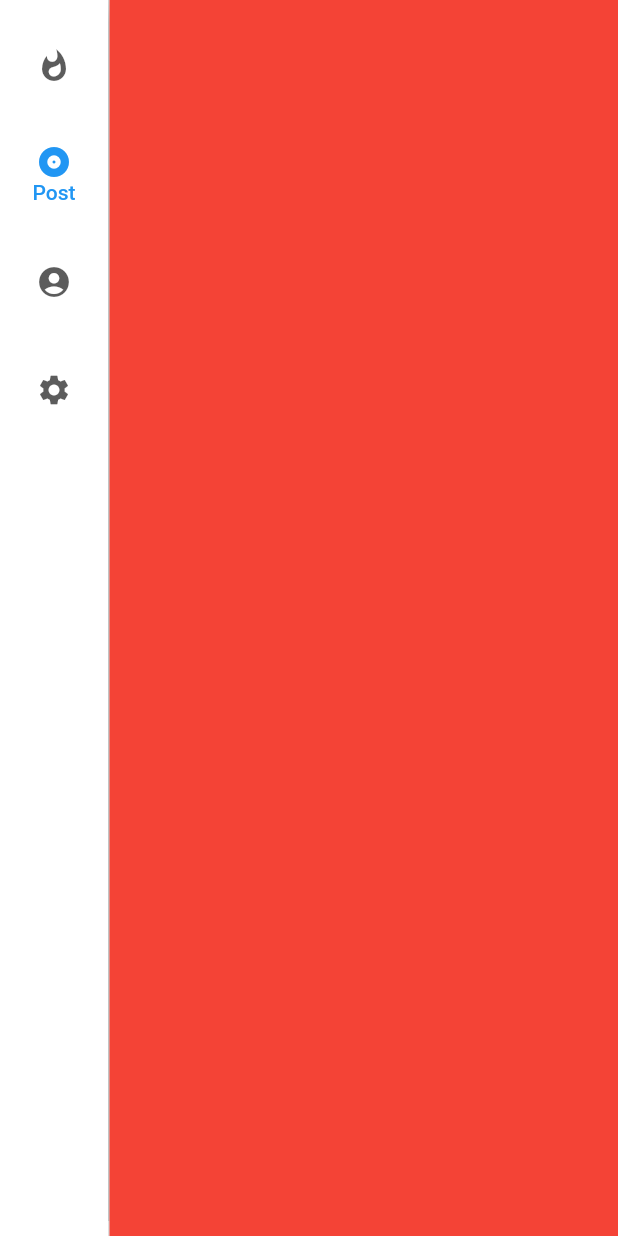
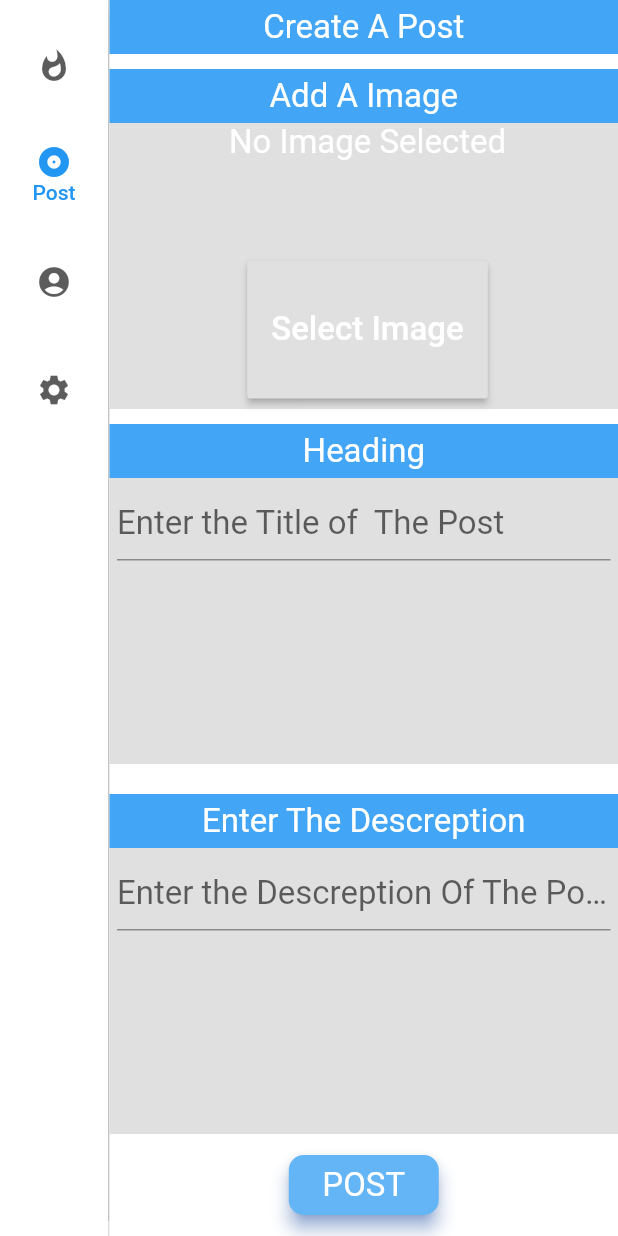
Before and after one commit to Bibhukiju/E-bmc, a Flutter app: the FeedPage screen opened by its route, after a tap on "Post", on a phone screen of 412 x 824 dp. Run offline on Flutter 3.47's test engine with Material 2 defaults, Android fonts, the phone set to English and light mode, and no system bars; our stand-ins replace image_picker; network calls fail.

Commit message:
User Post Page Made, Responsive Problem Solved

```diff
--- a/ebmc/lib/screens/Loginpage.dart
+++ b/ebmc/lib/screens/Loginpage.dart
@@ -115,7 +115,7 @@ class _HomePageState extends State<HomePage> {
                     height: 40.0,
                     width: 100,
                     child: Material(
-                      borderRadius: BorderRadius.circular(20),
+                      borderRadius: BorderRadius.circular(40),
                       shadowColor: Colors.blueAccent,
                       color: Colors.blue,
                       elevation: 5.0,
--- a/ebmc/lib/screens/homepage.dart
+++ b/ebmc/lib/screens/homepage.dart
@@ -1,6 +1,7 @@
 import 'package:ebmc/screens/userproflePage.dart';
 import 'package:flutter/material.dart';
 import './newsfeedpage.dart';
+import 'userpost.dart';
 
 class FeedPage extends StatefulWidget {
   FeedPage({Key key, this.title}) : super(key: key);
@@ -64,9 +65,7 @@ class _FeedPageState extends State<FeedPage> {
                     child: _selectedIndex == 0
                         ? NewsFeedPage()
                         : _selectedIndex == 1
-                            ? Container(
-                                color: Colors.red,
-                              )
+                            ? UserPostPage()
                             : _selectedIndex == 2
                                 ? UserProfile()
                                 : Container()))
--- a/ebmc/lib/screens/signup.dart
+++ b/ebmc/lib/screens/signup.dart
@@ -59,7 +59,7 @@ class _SignUpPageState extends State<SignUpPage> {
                     hintTxt: "Enter Your Password"),
                 buildText(
                     labelTxt: "Confirm Password",
-                    textEdtCntrl: email,
+                    textEdtCntrl: repass,
                     hintTxt: "Re-Enter Your Password To Confirm"),
                 Align(
                   alignment: Alignment(1, 0),
--- /dev/null
+++ b/ebmc/lib/screens/userpost.dart
@@ -0,0 +1,265 @@
+import 'dart:io';
+import "package:flutter/material.dart";
+import 'package:image_picker/image_picker.dart';
+//import 'package:image_picker/image_picker.dart';
+
+class UserPostPage extends StatefulWidget {
+  UserPostPage({Key key}) : super(key: key);
+
+  @override
+  _UserPostPageState createState() => _UserPostPageState();
+}
+
+class _UserPostPageState extends State<UserPostPage> {
+  Color mainTitleBarColor = Colors.blue[400];
+  Color mainBodyColor = Colors.grey[300];
+  @override
+  Widget build(BuildContext context) {
+    return Scaffold(
+      backgroundColor: Colors.white,
+      body: Column(
+        children: <Widget>[
+          // 1st title block
+          TitleClass(
+            colour: mainTitleBarColor,
+            text: 'Create A Post',
+            marginTop: 0.0,
+            marginBottom: 0.0,
+          ),
+
+          // 2nd title block where image is to be added
+          TitleClass(
+            colour: mainTitleBarColor,
+            text: 'Add A Image',
+            marginTop: 10.0,
+            marginBottom: 0.0,
+          ),
+          ImagePost(),
+          //3rd block for heading
+          TitleClass(
+            colour: mainTitleBarColor,
+            text: 'Heading',
+            marginTop: 0.0,
+            marginBottom: 0.0,
+          ),
+          Expanded(
+            child: MainBody(
+              marginTop: 0.0,
+              marginBottom: 10.0,
+              hintTitle: 'Enter the Title of  The Post',
+            ),
+          ),
+
+          // 4th Block of title for the descreption
+          TitleClass(
+            colour: mainTitleBarColor,
+            text: 'Enter The Descreption',
+            marginTop: 10.0,
+            marginBottom: 0.0,
+          ),
+          Expanded(
+            child: MainBody(
+              marginTop: 0.0,
+              marginBottom: 10.0,
+              hintTitle: 'Enter the Descreption Of The Post',
+            ),
+          ),
+          // last submit buttom
+          Center(
+            child: FlatButton(
+              onPressed: () {
+                print("Posted");
+              },
+              child: Container(
+                child: Material(
+                    borderRadius: BorderRadius.circular(10.0),
+                    color: Colors.blue[300],
+                    shadowColor: Colors.blueAccent,
+                    elevation: 5.0,
+                    child: Center(
+                      child: Text(
+                        'POST',
+                        style: TextStyle(fontSize: 22.0, color: Colors.white),
+                      ),
+                    )),
+                height: 40.0,
+                width: 100.0,
+              ),
+            ),
+          ),
+          SizedBox(
+            height: 10.0,
+          ),
+        ],
+      ),
+    );
+  }
+}
+
+// image post widget is used for add a image section where users select image
+class ImagePost extends StatefulWidget {
+  ImagePost({Key key}) : super(key: key);
+
+  @override
+  _ImagePostState createState() => _ImagePostState();
+}
+
+class _ImagePostState extends State<ImagePost> {
+  File imageFile;
+  _openGallery(BuildContext context) async {
+    var picture = await ImagePicker.pickImage(source: ImageSource.gallery);
+    this.setState(() {
+      imageFile = picture;
+    });
+    Navigator.of(context).pop();
+  }
+
+  _openCamera(BuildContext context) async {
+    var picture = await ImagePicker.pickImage(source: ImageSource.camera);
+    this.setState(() {
+      imageFile = picture;
+    });
+    Navigator.of(context).pop();
+  }
+
+  Future<void> _showChoiceDialog(BuildContext context) {
+    return showDialog(
+        context: context,
+        builder: (BuildContext context) {
+          return AlertDialog(
+            title: Text('Make A Choice'),
+            content: SingleChildScrollView(
+              child: ListBody(
+                children: <Widget>[
+                  GestureDetector(
+                    child: Text("Gallery"),
+                    onTap: () {
+                      _openGallery(context);
+                    },
+                  ),
+                  SizedBox(
+                    height: 10.0,
+                  ),
+                  GestureDetector(
+                    child: Text("Camera"),
+                    onTap: () {
+                      _openCamera(context);
+                    },
+                  ),
+                ],
+              ),
+            ),
+          );
+        });
+  }
+
+  Widget _decideImageView() {
+    if (imageFile == null) {
+      return Expanded(
+        child: Text(
+          'No Image Selected',
+          style: TextStyle(fontSize: 22.0, color: Colors.white),
+        ),
+      );
+    } else {
+      return Expanded(
+        child: Image.file(imageFile),
+      );
+    }
+  }
+
+  @override
+  Widget build(BuildContext context) {
+    return Expanded(
+      child: Container(
+        width: double.infinity,
+        color: Colors.grey[300],
+        margin: EdgeInsets.fromLTRB(0.0, 0.0, 0.0, 10.0),
+        padding: EdgeInsets.fromLTRB(5.0, 0.0, 0.0, 7.0),
+        child: Column(
+          children: <Widget>[
+            _decideImageView(),
+            Expanded(
+              child: RaisedButton(
+                onPressed: () {
+                  _showChoiceDialog(context);
+                },
+                child: Text(
+                  'Select Image',
+                  style: TextStyle(fontSize: 22.0, color: Colors.white),
+                ),
+              ),
+            ),
+          ],
+        ),
+      ),
+    );
+  }
+}
+
+class TitleClass extends StatelessWidget {
+  final Color colour;
+  final String text;
+  final double marginTop, marginBottom;
+  TitleClass(
+      {@required this.colour, this.text, this.marginTop, this.marginBottom});
+  @override
+  Widget build(BuildContext context) {
+    return Container(
+      padding: EdgeInsets.all(5.0),
+      margin: EdgeInsets.fromLTRB(0.0, marginTop, 0.0, marginBottom),
+      color: colour,
+      child: Center(
+        child: Text(
+          text,
+          style: TextStyle(fontSize: 22.0, color: Colors.white),
+        ),
+      ),
+    );
+  }
+}
+
+class MainBody extends StatefulWidget {
+  MainBody({this.marginTop, this.marginBottom, this.hintTitle});
+  final double marginTop, marginBottom;
+  final String hintTitle;
+  @override
+  State<StatefulWidget> createState() {
+    return MainBodyImpl(
+      marginTop: this.marginTop,
+      marginBottom: this.marginBottom,
+      hintTitle: this.hintTitle,
+    );
+  }
+}
+
+class MainBodyImpl extends State<MainBody> {
+  final double marginTop, marginBottom;
+  final String hintTitle;
+  String result = '';
+  MainBodyImpl({
+    this.marginTop,
+    this.marginBottom,
+    this.hintTitle,
+  });
+
+  @override
+  Widget build(BuildContext context) {
+    return Container(
+      padding: EdgeInsets.all(5.0),
+      margin: EdgeInsets.fromLTRB(0.0, marginTop, 0.0, marginBottom),
+      color: Colors.grey[300],
+      child: TextField(
+        style: TextStyle(fontSize: 22.0, color: Colors.white),
+        decoration: InputDecoration(
+          hintText: hintTitle,
+        ),
+        onSubmitted: (String str) {
+          setState(() {
+            result = str;
+          });
+        },
+      ),
+    );
+  }
+}
```
Also changed, not shown: ebmc/pubspec.yaml (+2 -7 lines), ebmc/pubspec.lock.
